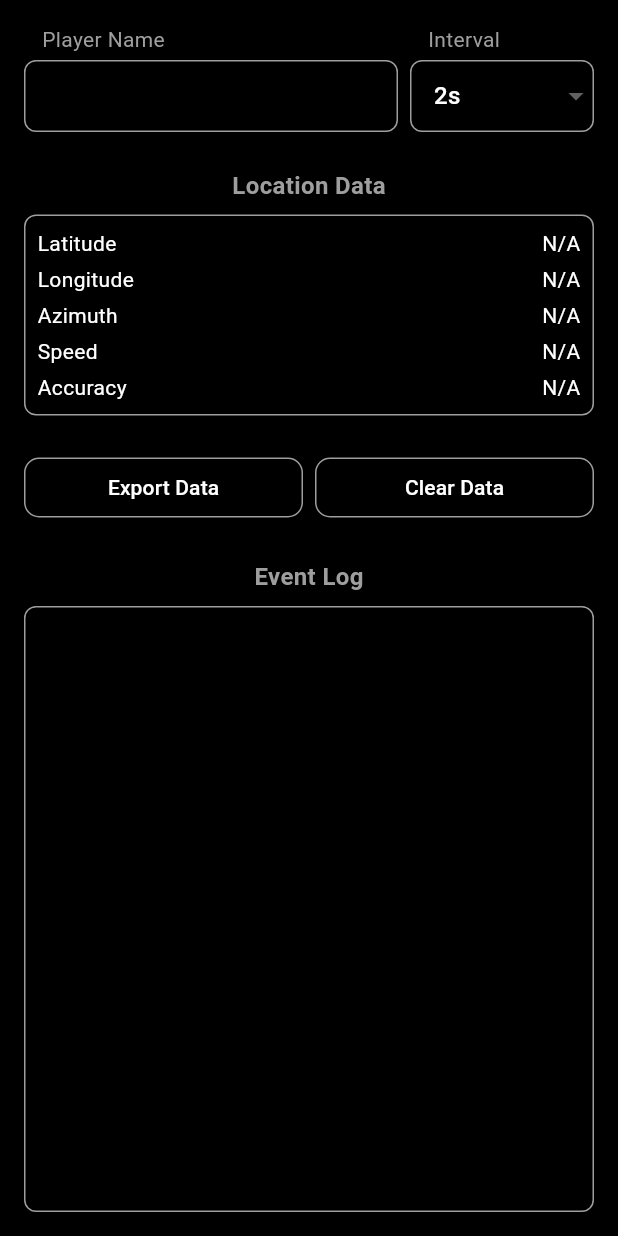
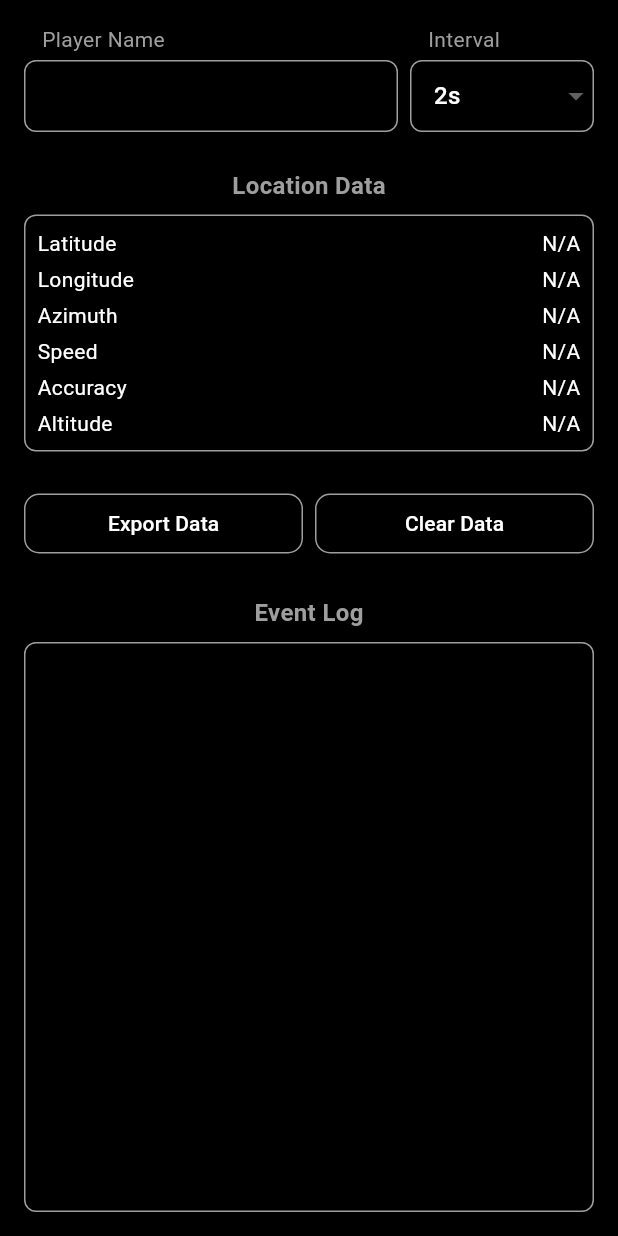
Before and after one commit to xmbn/Airsoft-Telemetry, a Flutter app: the SettingsScreen screen opened directly, on a phone screen of 412 x 824 dp. Run offline on Flutter 3.47's test engine with Material 3 defaults, Android fonts, the phone set to English and light mode, and no system bars; our stand-ins replace csv, geolocator, shared_preferences, sqflite; accounts and stored records are empty.

Commit message:
added alt to settings screen

```diff
--- a/lib/screens/settings_screen.dart
+++ b/lib/screens/settings_screen.dart
@@ -368,6 +368,14 @@ class _SettingsScreenState extends State<SettingsScreen> {
                       Text(MeasureFormatter.formatAccuracy(_currentPosition?.accuracy), style: const TextStyle(color: AppConfig.primaryTextColor)),
                     ],
                   ),
+                  const SizedBox(height: AppConfig.smallPadding),
+                  Row(
+                    mainAxisAlignment: MainAxisAlignment.spaceBetween,
+                    children: [
+                      const Text('Altitude', style: TextStyle(color: AppConfig.primaryTextColor)),
+                      Text(MeasureFormatter.formatAltitude(_currentPosition?.altitude), style: const TextStyle(color: AppConfig.primaryTextColor)),
+                    ],
+                  ),
                 ],
               ),
             ),
```
